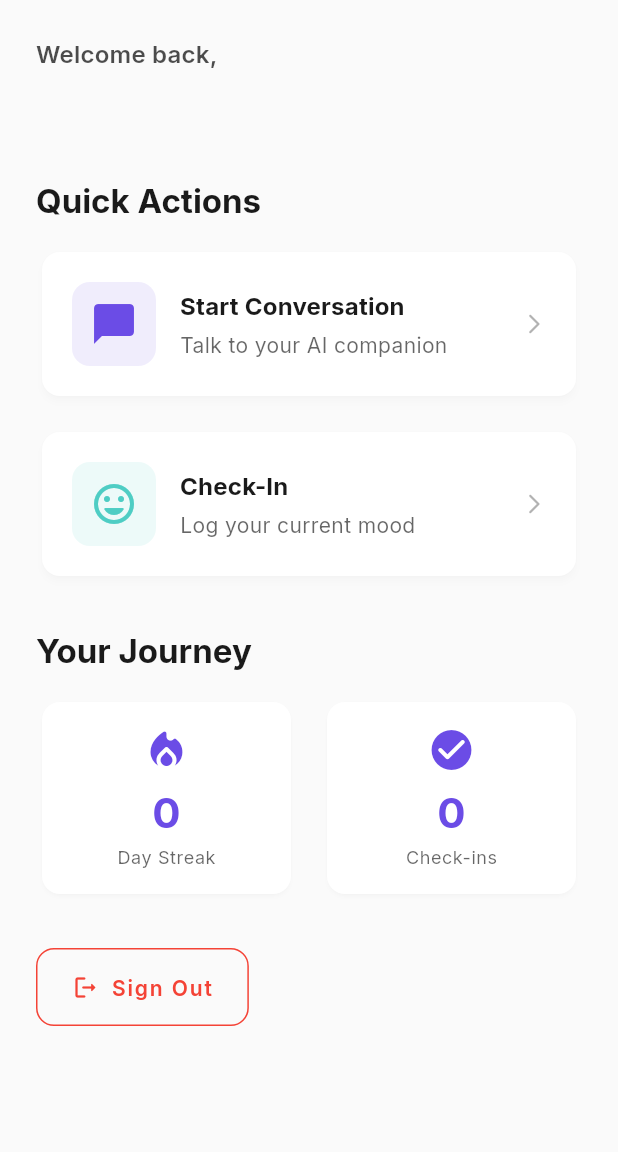
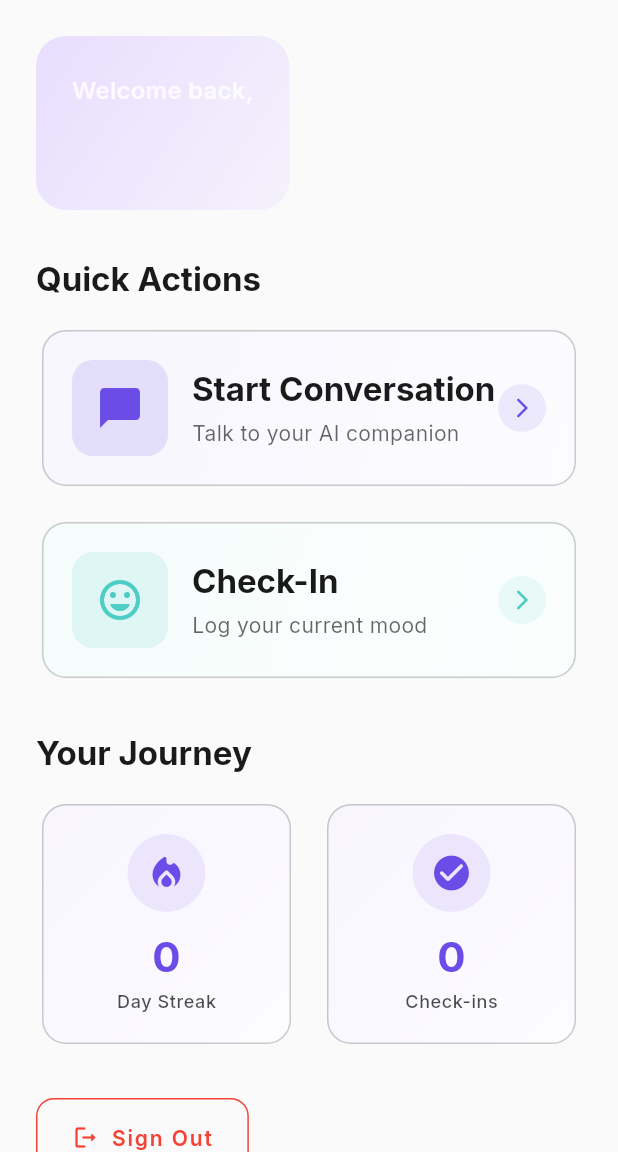
Before and after one commit to CODEwithZAKI2/MindMate-AI, a Flutter app: the screen it shows once a user with an empty profile is signed in, on a phone screen of 412 x 824 dp, the part 84-1236 px from its top. Run offline on Flutter 3.47's test engine with Material 3 defaults, Android fonts, the light colour scheme and no system bars; our stand-ins replace cloud_firestore, equatable, firebase_auth, firebase_core, flutter_riverpod, go_router and 3 more; accounts and stored records are empty.

Commit message:
fix: improve UI design and fix Firestore security rules
- Fixed tag visibility in mood check-in screen with proper color contrast
- Enhanced mood screen with gradient backgrounds, better spacing, and modern design
- Improved home screen with gradient cards, better shadows, and visual hierarchy
- Created and deployed Firestore security rules to fix PERMISSION_DENIED error
- Added firebase.json and firestore.indexes.json configuration files

```diff
--- /dev/null
+++ b/firestore.indexes.json
@@ -0,0 +1,4 @@
+{
+  "indexes": [],
+  "fieldOverrides": []
+}
--- a/lib/presentation/screens/home/home_screen.dart
+++ b/lib/presentation/screens/home/home_screen.dart
@@ -39,17 +39,37 @@ class HomeScreen extends ConsumerWidget {
               crossAxisAlignment: CrossAxisAlignment.start,
               children: [
                 // Welcome section
+                Container(
+                  padding: const EdgeInsets.all(24),
+                  decoration: BoxDecoration(
+                    gradient: LinearGradient(
+                      colors: [
+                        theme.colorScheme.primaryContainer,
+                        theme.colorScheme.primaryContainer.withOpacity(0.3),
+                      ],
+                      begin: Alignment.topLeft,
+                      end: Alignment.bottomRight,
+                    ),
+                    borderRadius: BorderRadius.circular(20),
+                  ),
+                  child: Column(
+                    crossAxisAlignment: CrossAxisAlignment.start,
+                    children: [
                       Text(
                         'Welcome back,',
                         style: theme.textTheme.titleMedium?.copyWith(
-                    color: theme.colorScheme.onBackground.withOpacity(0.7),
+                          color: theme.colorScheme.onPrimaryContainer.withOpacity(0.8),
                         ),
                       ),
-                const SizedBox(height: 4),
+                      const SizedBox(height: 8),
                       Text(
                         user.displayName,
                         style: theme.textTheme.headlineMedium?.copyWith(
                           fontWeight: FontWeight.bold,
+                          color: theme.colorScheme.onPrimaryContainer,
+                        ),
+                      ),
+                    ],
                   ),
                 ),
                 const SizedBox(height: 32),
@@ -154,19 +174,37 @@ class HomeScreen extends ConsumerWidget {
     final theme = Theme.of(context);
 
     return Card(
-      elevation: 2,
+      elevation: 0,
+      shape: RoundedRectangleBorder(
+        borderRadius: BorderRadius.circular(16),
+        side: BorderSide(
+          color: theme.colorScheme.outline.withOpacity(0.2),
+          width: 1,
+        ),
+      ),
       child: InkWell(
         onTap: onTap,
-        borderRadius: BorderRadius.circular(12),
-        child: Padding(
+        borderRadius: BorderRadius.circular(16),
+        child: Container(
+          decoration: BoxDecoration(
+            gradient: LinearGradient(
+              colors: [
+                color.withOpacity(0.05),
+                color.withOpacity(0.02),
+              ],
+              begin: Alignment.topLeft,
+              end: Alignment.bottomRight,
+            ),
+            borderRadius: BorderRadius.circular(16),
+          ),
           padding: const EdgeInsets.all(20.0),
           child: Row(
             children: [
               Container(
-                padding: const EdgeInsets.all(12),
+                padding: const EdgeInsets.all(16),
                 decoration: BoxDecoration(
-                  color: color.withOpacity(0.1),
-                  borderRadius: BorderRadius.circular(12),
+                  color: color.withOpacity(0.15),
+                  borderRadius: BorderRadius.circular(14),
                 ),
                 child: Icon(icon, size: 32, color: color),
               ),
@@ -177,11 +215,11 @@ class HomeScreen extends ConsumerWidget {
                   children: [
                     Text(
                       title,
-                      style: theme.textTheme.titleMedium?.copyWith(
+                      style: theme.textTheme.titleLarge?.copyWith(
                         fontWeight: FontWeight.bold,
                       ),
                     ),
-                    const SizedBox(height: 4),
+                    const SizedBox(height: 6),
                     Text(
                       description,
                       style: theme.textTheme.bodyMedium?.copyWith(
@@ -191,10 +229,17 @@ class HomeScreen extends ConsumerWidget {
                   ],
                 ),
               ),
-              Icon(
+              Container(
+                padding: const EdgeInsets.all(8),
+                decoration: BoxDecoration(
+                  color: color.withOpacity(0.1),
+                  shape: BoxShape.circle,
+                ),
+                child: Icon(
                   Icons.arrow_forward_ios_rounded,
                   size: 16,
-                color: theme.colorScheme.onBackground.withOpacity(0.3),
+                  color: color,
+                ),
               ),
             ],
           ),
@@ -212,13 +257,38 @@ class HomeScreen extends ConsumerWidget {
     final theme = Theme.of(context);
 
     return Card(
-      elevation: 1,
-      child: Padding(
-        padding: const EdgeInsets.all(16.0),
+      elevation: 0,
+      shape: RoundedRectangleBorder(
+        borderRadius: BorderRadius.circular(16),
+        side: BorderSide(
+          color: theme.colorScheme.outline.withOpacity(0.2),
+          width: 1,
+        ),
+      ),
+      child: Container(
+        decoration: BoxDecoration(
+          gradient: LinearGradient(
+            colors: [
+              theme.colorScheme.primaryContainer.withOpacity(0.3),
+              theme.colorScheme.primaryContainer.withOpacity(0.1),
+            ],
+            begin: Alignment.topLeft,
+            end: Alignment.bottomRight,
+          ),
+          borderRadius: BorderRadius.circular(16),
+        ),
+        padding: const EdgeInsets.all(20.0),
         child: Column(
           children: [
-            Icon(icon, size: 32, color: theme.colorScheme.primary),
-            const SizedBox(height: 8),
+            Container(
+              padding: const EdgeInsets.all(12),
+              decoration: BoxDecoration(
+                color: theme.colorScheme.primary.withOpacity(0.1),
+                shape: BoxShape.circle,
+              ),
+              child: Icon(icon, size: 28, color: theme.colorScheme.primary),
+            ),
+            const SizedBox(height: 12),
             Text(
               value,
               style: theme.textTheme.headlineMedium?.copyWith(
@@ -230,7 +300,8 @@ class HomeScreen extends ConsumerWidget {
             Text(
               label,
               style: theme.textTheme.bodySmall?.copyWith(
-                color: theme.colorScheme.onBackground.withOpacity(0.6),
+                color: theme.colorScheme.onBackground.withOpacity(0.7),
+                fontWeight: FontWeight.w500,
               ),
             ),
           ],
```
Also changed, not shown: lib/presentation/screens/mood/mood_check_in_screen.dart (+67 -13 lines), firebase.json (added), 1 other file. Lines whose indentation alone changed are shown as unchanged.
